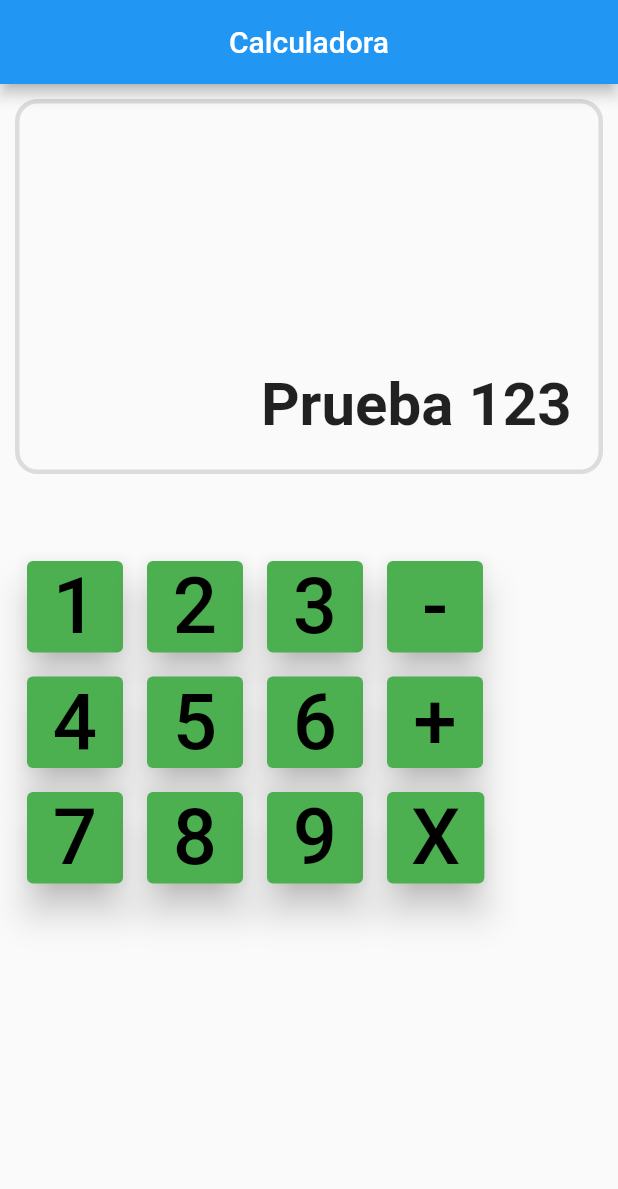
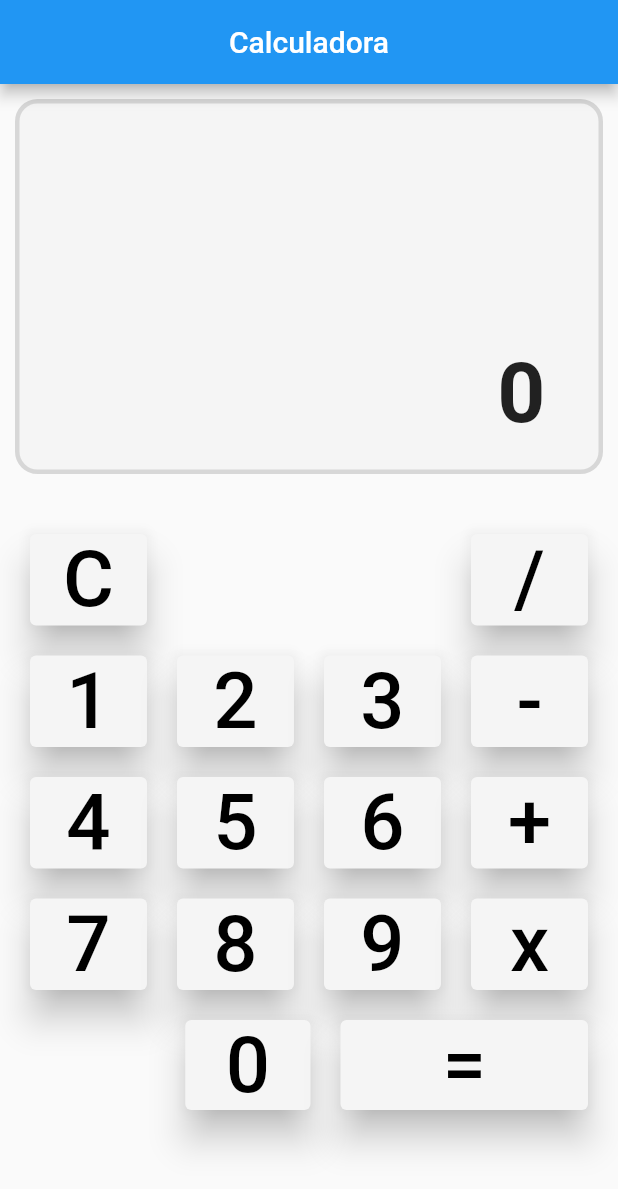
Before and after one commit to morawer/Flutter-Test-Design, a Flutter app: the screen it shows after launch, on a phone screen of 412 x 824 dp. Shown: the top 1189 px of the screen. Run offline on Flutter 3.47's test engine with Material 2 defaults, Android fonts, the phone set to English and light mode, and no system bars.

Commit message:
buttons ADDED

```diff
--- a/lib/home_screen.dart
+++ b/lib/home_screen.dart
@@ -1,10 +1,12 @@
 import 'package:flutter/material.dart';
 
-void main() => runApp(const HomeScreen());
+String output = '0';
+pressedButton(String buttonText) {
+  output = buttonText;
+}
 
 class HomeScreen extends StatelessWidget {
   const HomeScreen({Key? key}) : super(key: key);
-  final int number = 0;
 
   @override
   Widget build(BuildContext context) {
@@ -24,13 +26,24 @@ class HomeScreen extends StatelessWidget {
                 height: 250.0,
                 decoration: BoxDecoration(
                     border: Border.all(width: 3.0, color: Colors.black12),
+                    color: Colors.grey[100],
                     borderRadius: BorderRadius.circular(15.0)),
-                child: const Text('Prueba 123',
-                    style:
-                        TextStyle(fontSize: 40, fontWeight: FontWeight.bold)),
+                child: Text(output,
+                    style: const TextStyle(
+                        fontSize: 56, fontWeight: FontWeight.bold)),
               ),
-              const SizedBox(height: 50),
+              const SizedBox(height: 30),
               Row(
+                mainAxisAlignment: MainAxisAlignment.center,
+                children: [
+                  _creatorButton('C'),
+                  const Expanded(child: SizedBox(height: 50)),
+                  const Expanded(child: SizedBox(height: 50)),
+                  _creatorButton('/'),
+                ],
+              ),
+              Row(
+                mainAxisAlignment: MainAxisAlignment.center,
                 children: [
                   _creatorButton('1'),
                   _creatorButton('2'),
@@ -39,6 +52,7 @@ class HomeScreen extends StatelessWidget {
                 ],
               ),
               Row(
+                mainAxisAlignment: MainAxisAlignment.center,
                 children: [
                   _creatorButton('4'),
                   _creatorButton('5'),
@@ -47,11 +61,21 @@ class HomeScreen extends StatelessWidget {
                 ],
               ),
               Row(
+                mainAxisAlignment: MainAxisAlignment.center,
                 children: [
                   _creatorButton('7'),
                   _creatorButton('8'),
                   _creatorButton('9'),
-                  _creatorButton('X'),
+                  _creatorButton('x'),
+                ],
+              ),
+              Row(
+                mainAxisAlignment: MainAxisAlignment.center,
+                children: [
+                  const Expanded(child: SizedBox(height: 80)),
+                  Expanded(
+                      child: SizedBox(height: 80, child: _creatorButton('0'))),
+                  SizedBox(height: 80, width: 185, child: _creatorButton('=')),
                 ],
               ),
             ],
@@ -63,18 +87,23 @@ class HomeScreen extends StatelessWidget {
 }
 
 Widget _creatorButton(String buttonText) {
-  return Padding(
-    padding: const EdgeInsets.all(8.0),
-    child: Expanded(
+  return Expanded(
+    child: Padding(
+      padding: const EdgeInsets.all(10.0),
       child: ElevatedButton(
         style: ButtonStyle(
             elevation: MaterialStateProperty.all(10),
-          backgroundColor: MaterialStateProperty.all(Colors.green)),
-      onPressed: () {},
+            backgroundColor: MaterialStateProperty.all(Colors.grey[100])),
+        onPressed: () {
+          pressedButton(buttonText);
+          // ignore: avoid_print
+          print(buttonText);
+        },
         child: Text(
           buttonText,
           style: const TextStyle(fontSize: 52, color: Colors.black),
         ),
-    )),
+      ),
+    ),
   );
 }
```
Lines whose indentation alone changed are shown as unchanged.
